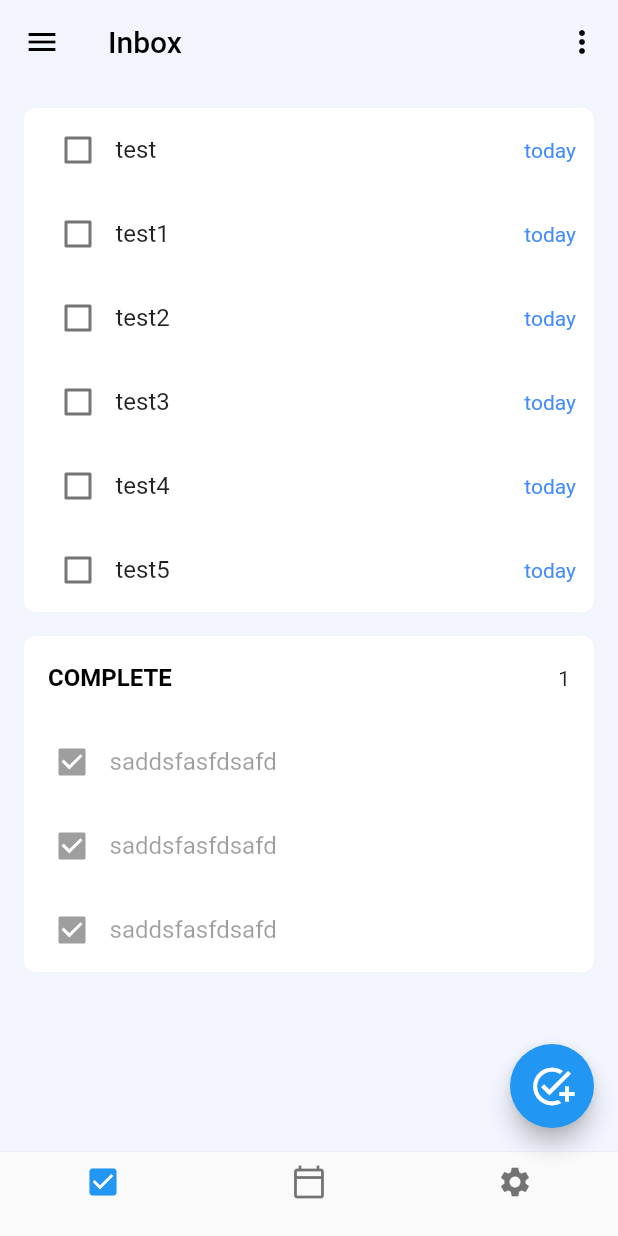
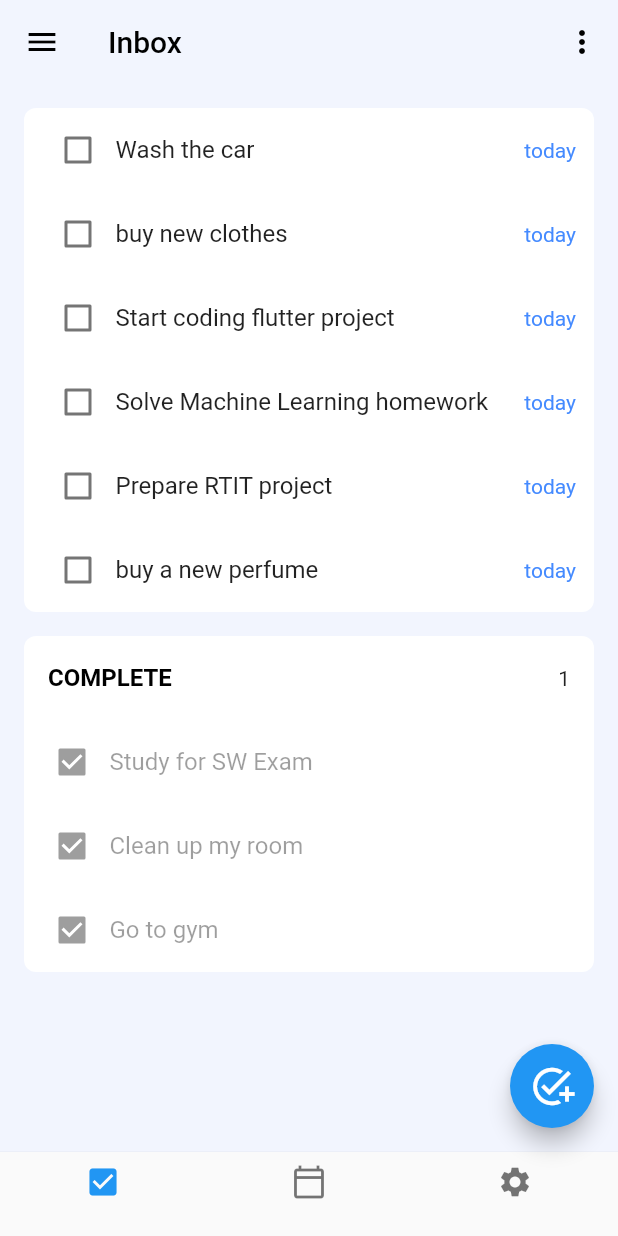
Before and after one commit to abdalazeezS/Task-Planner, a Flutter app: the screen it shows after launch, on a phone screen of 412 x 824 dp. Run offline on Flutter 3.47's test engine with Material 2 defaults, Android fonts, the phone set to English and light mode, and no system bars.

Commit message:
change tasks' titles to meaningful names

```diff
--- a/lib/main.dart
+++ b/lib/main.dart
@@ -44,17 +44,23 @@ class _MyHomePageState extends State<MyHomePage> {
   }
 
   var finishedList = [
-    Task(title: 'saddsfasfdsafd', date: 'today', isFinished: false),
-    Task(title: 'saddsfasfdsafd', date: 'today', isFinished: false),
-    Task(title: 'saddsfasfdsafd', date: 'today', isFinished: false),
+    Task(title: 'Study for SW Exam', date: 'today', isFinished: false),
+    Task(title: 'Clean up my room', date: 'today', isFinished: false),
+    Task(title: 'Go to gym', date: 'today', isFinished: false),
   ];
   var taskList = [
-    Task(title: 'test', date: 'today', isFinished: false),
-    Task(title: 'test1', date: 'today', isFinished: false),
-    Task(title: 'test2', date: 'today', isFinished: false),
-    Task(title: 'test3', date: 'today', isFinished: false),
-    Task(title: 'test4', date: 'today', isFinished: false),
-    Task(title: 'test5', date: 'today', isFinished: false)
+    Task(title: 'Wash the car', date: 'today', isFinished: false),
+    Task(title: 'buy new clothes', date: 'today', isFinished: false),
+    Task(
+        title: 'Start coding flutter project',
+        date: 'today',
+        isFinished: false),
+    Task(
+        title: 'Solve Machine Learning homework',
+        date: 'today',
+        isFinished: false),
+    Task(title: 'Prepare RTIT project', date: 'today', isFinished: false),
+    Task(title: 'buy a new perfume', date: 'today', isFinished: false)
   ];
 
   @override
```
